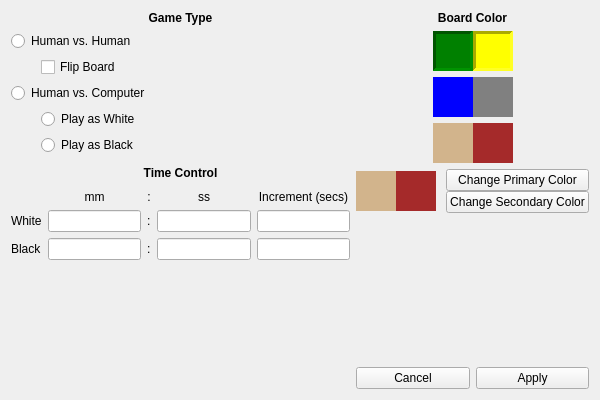
Qt form settings.ui (ben-ralston/Chess) before a commit.
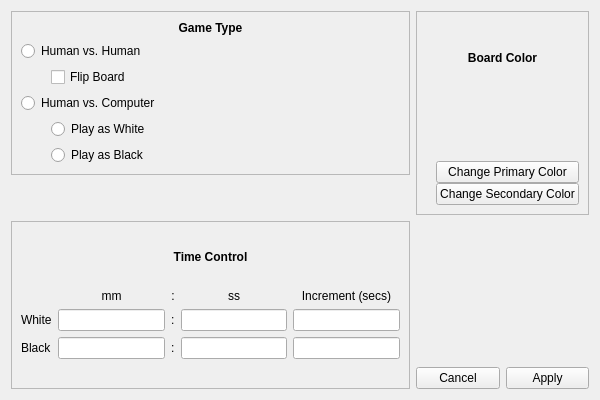
The same form after that commit.

Commit message: Finish and integrate settings page

The edit to the form file:
```diff
--- a/settings.ui
+++ b/settings.ui
@@ -26,8 +26,31 @@
    <string>Settings</string>
   </property>
   <layout class="QGridLayout" name="gridLayout_3">
-   <item row="2" column="0" rowspan="3">
-    <layout class="QGridLayout" name="gridLayout">
+   <item row="2" column="0" rowspan="2">
+    <widget class="QFrame" name="timeControlFrame">
+     <property name="frameShape">
+      <enum>QFrame::StyledPanel</enum>
+     </property>
+     <property name="frameShadow">
+      <enum>QFrame::Raised</enum>
+     </property>
+     <layout class="QVBoxLayout" name="verticalLayout">
+      <item>
+       <widget class="QLabel" name="timeControlLabel">
+        <property name="styleSheet">
+         <string notr="true">color: black;
+font-weight: bold;</string>
+        </property>
+        <property name="text">
+         <string>Time Control</string>
+        </property>
+        <property name="alignment">
+         <set>Qt::AlignCenter</set>
+        </property>
+       </widget>
+      </item>
+      <item>
+       <layout class="QGridLayout" name="timeControlGrid">
      <item row="2" column="0">
       <widget class="QLabel" name="label_2">
        <property name="text">
@@ -53,13 +76,20 @@
       </widget>
      </item>
      <item row="1" column="4">
-      <widget class="QLineEdit" name="lineEdit_5"/>
+         <widget class="QLineEdit" name="whiteIncrement"/>
      </item>
      <item row="1" column="1">
-      <widget class="QLineEdit" name="lineEdit"/>
+         <widget class="QLineEdit" name="whiteMinutes">
+          <property name="dragEnabled">
+           <bool>false</bool>
+          </property>
+          <property name="readOnly">
+           <bool>false</bool>
+          </property>
+         </widget>
      </item>
      <item row="1" column="3">
-      <widget class="QLineEdit" name="lineEdit_3"/>
+         <widget class="QLineEdit" name="whiteSeconds"/>
      </item>
      <item row="0" column="3">
       <widget class="QLabel" name="label_7">
@@ -89,10 +119,10 @@
       </widget>
      </item>
      <item row="2" column="1">
-      <widget class="QLineEdit" name="lineEdit_2"/>
+         <widget class="QLineEdit" name="blackMinutes"/>
      </item>
      <item row="2" column="3">
-      <widget class="QLineEdit" name="lineEdit_4"/>
+         <widget class="QLineEdit" name="blackSeconds"/>
      </item>
      <item row="0" column="1">
       <widget class="QLabel" name="label_3">
@@ -105,7 +135,7 @@
       </widget>
      </item>
      <item row="2" column="4">
-      <widget class="QLineEdit" name="lineEdit_6"/>
+         <widget class="QLineEdit" name="blackIncrement"/>
      </item>
      <item row="2" column="2">
       <widget class="QLabel" name="label_5">
@@ -114,36 +144,174 @@
        </property>
       </widget>
      </item>
-     <item row="3" column="3">
-      <spacer name="verticalSpacer">
+       </layout>
+      </item>
+      <item>
+       <spacer name="verticalSpacer_3">
        <property name="orientation">
         <enum>Qt::Vertical</enum>
        </property>
+        <property name="sizeType">
+         <enum>QSizePolicy::Fixed</enum>
+        </property>
        <property name="sizeHint" stdset="0">
         <size>
          <width>20</width>
-         <height>40</height>
+          <height>20</height>
         </size>
        </property>
       </spacer>
      </item>
     </layout>
-   </item>
-   <item row="1" column="0">
-    <widget class="QLabel" name="label_11">
-     <property name="styleSheet">
-      <string notr="true">color: black;
-font-weight: bold;</string>
-     </property>
-     <property name="text">
-      <string>Time Control</string>
-     </property>
-     <property name="alignment">
-      <set>Qt::AlignCenter</set>
-     </property>
     </widget>
    </item>
    <item row="3" column="1">
+    <layout class="QHBoxLayout" name="horizontalLayout_7">
+     <item>
+      <widget class="QPushButton" name="cancelButton">
+       <property name="text">
+        <string>Cancel</string>
+       </property>
+      </widget>
+     </item>
+     <item>
+      <widget class="QPushButton" name="applyButton">
+       <property name="text">
+        <string>Apply</string>
+       </property>
+      </widget>
+     </item>
+    </layout>
+   </item>
+   <item row="0" column="0">
+    <widget class="QFrame" name="gameTypeFrame">
+     <property name="frameShape">
+      <enum>QFrame::StyledPanel</enum>
+     </property>
+     <property name="frameShadow">
+      <enum>QFrame::Raised</enum>
+     </property>
+     <property name="lineWidth">
+      <number>1</number>
+     </property>
+     <property name="midLineWidth">
+      <number>0</number>
+     </property>
+     <layout class="QVBoxLayout" name="verticalLayout_5">
+      <item>
+       <widget class="QLabel" name="gameTypeLabel">
+        <property name="styleSheet">
+         <string notr="true">color: black;
+font-weight: bold;</string>
+        </property>
+        <property name="text">
+         <string>Game Type</string>
+        </property>
+        <property name="alignment">
+         <set>Qt::AlignCenter</set>
+        </property>
+       </widget>
+      </item>
+      <item>
+       <widget class="QRadioButton" name="HvHButton">
+        <property name="text">
+         <string>Human vs. Human</string>
+        </property>
+        <property name="autoExclusive">
+         <bool>true</bool>
+        </property>
+       </widget>
+      </item>
+      <item>
+       <layout class="QHBoxLayout" name="flipBoardHBox">
+        <item>
+         <spacer name="horizontalSpacer_2">
+          <property name="orientation">
+           <enum>Qt::Horizontal</enum>
+          </property>
+          <property name="sizeType">
+           <enum>QSizePolicy::Fixed</enum>
+          </property>
+          <property name="sizeHint" stdset="0">
+           <size>
+            <width>30</width>
+            <height>20</height>
+           </size>
+          </property>
+         </spacer>
+        </item>
+        <item>
+         <widget class="QCheckBox" name="flipBoardCheckBox">
+          <property name="text">
+           <string>Flip Board</string>
+          </property>
+         </widget>
+        </item>
+       </layout>
+      </item>
+      <item>
+       <widget class="QRadioButton" name="HvCButton">
+        <property name="text">
+         <string>Human vs. Computer</string>
+        </property>
+        <property name="checkable">
+         <bool>true</bool>
+        </property>
+        <property name="checked">
+         <bool>false</bool>
+        </property>
+        <property name="autoRepeat">
+         <bool>false</bool>
+        </property>
+        <property name="autoExclusive">
+         <bool>true</bool>
+        </property>
+       </widget>
+      </item>
+      <item>
+       <layout class="QGridLayout" name="startingColorGrid">
+        <item row="0" column="1">
+         <widget class="QRadioButton" name="startWhiteButton">
+          <property name="text">
+           <string>Play as White</string>
+          </property>
+          <property name="autoExclusive">
+           <bool>false</bool>
+          </property>
+         </widget>
+        </item>
+        <item row="0" column="0">
+         <spacer name="horizontalSpacer">
+          <property name="orientation">
+           <enum>Qt::Horizontal</enum>
+          </property>
+          <property name="sizeType">
+           <enum>QSizePolicy::Fixed</enum>
+          </property>
+          <property name="sizeHint" stdset="0">
+           <size>
+            <width>30</width>
+            <height>20</height>
+           </size>
+          </property>
+         </spacer>
+        </item>
+        <item row="1" column="1">
+         <widget class="QRadioButton" name="startBlackButton">
+          <property name="text">
+           <string>Play as Black</string>
+          </property>
+          <property name="autoExclusive">
+           <bool>false</bool>
+          </property>
+         </widget>
+        </item>
+       </layout>
+      </item>
+     </layout>
+    </widget>
+   </item>
+   <item row="2" column="1">
     <spacer name="verticalSpacer_2">
      <property name="orientation">
       <enum>Qt::Vertical</enum>
@@ -156,10 +324,33 @@
      </property>
     </spacer>
    </item>
-   <item row="0" column="1" rowspan="3">
-    <layout class="QVBoxLayout" name="verticalLayout_2">
+   <item row="1" column="0">
+    <spacer name="verticalSpacer">
+     <property name="orientation">
+      <enum>Qt::Vertical</enum>
+     </property>
+     <property name="sizeType">
+      <enum>QSizePolicy::Fixed</enum>
+     </property>
+     <property name="sizeHint" stdset="0">
+      <size>
+       <width>20</width>
+       <height>40</height>
+      </size>
+     </property>
+    </spacer>
+   </item>
+   <item row="0" column="1" rowspan="2">
+    <widget class="QFrame" name="boardColorFrame">
+     <property name="frameShape">
+      <enum>QFrame::StyledPanel</enum>
+     </property>
+     <property name="frameShadow">
+      <enum>QFrame::Raised</enum>
+     </property>
+     <layout class="QVBoxLayout" name="verticalLayout_6">
      <item>
-      <widget class="QLabel" name="label_9">
+       <widget class="QLabel" name="boardColorLabel">
        <property name="styleSheet">
         <string notr="true">color: black;
 font-weight: bold;</string>
@@ -173,7 +364,7 @@
       </widget>
      </item>
      <item>
-      <layout class="QHBoxLayout" name="horizontalLayout_3">
+       <layout class="QHBoxLayout" name="boardColorHBox1">
        <property name="spacing">
         <number>0</number>
        </property>
@@ -190,68 +381,6 @@
          </property>
         </spacer>
        </item>
-       <item>
-        <widget class="QFrame" name="frame_2">
-         <property name="sizePolicy">
-          <sizepolicy hsizetype="Fixed" vsizetype="Fixed">
-           <horstretch>0</horstretch>
-           <verstretch>0</verstretch>
-          </sizepolicy>
-         </property>
-         <property name="minimumSize">
-          <size>
-           <width>40</width>
-           <height>40</height>
-          </size>
-         </property>
-         <property name="styleSheet">
-          <string notr="true">background-color: green;</string>
-         </property>
-         <property name="frameShape">
-          <enum>QFrame::Panel</enum>
-         </property>
-         <property name="frameShadow">
-          <enum>QFrame::Sunken</enum>
-         </property>
-         <property name="lineWidth">
-          <number>3</number>
-         </property>
-         <property name="midLineWidth">
-          <number>2</number>
-         </property>
-        </widget>
-       </item>
-       <item>
-        <widget class="QFrame" name="frame">
-         <property name="sizePolicy">
-          <sizepolicy hsizetype="Fixed" vsizetype="Fixed">
-           <horstretch>0</horstretch>
-           <verstretch>0</verstretch>
-          </sizepolicy>
-         </property>
-         <property name="minimumSize">
-          <size>
-           <width>40</width>
-           <height>40</height>
-          </size>
-         </property>
-         <property name="styleSheet">
-          <string notr="true">background-color: yellow;</string>
-         </property>
-         <property name="frameShape">
-          <enum>QFrame::Panel</enum>
-         </property>
-         <property name="frameShadow">
-          <enum>QFrame::Sunken</enum>
-         </property>
-         <property name="lineWidth">
-          <number>3</number>
-         </property>
-         <property name="midLineWidth">
-          <number>2</number>
-         </property>
-        </widget>
-       </item>
        <item>
         <spacer name="horizontalSpacer_4">
          <property name="orientation">
@@ -268,7 +397,7 @@
       </layout>
      </item>
      <item>
-      <layout class="QHBoxLayout" name="horizontalLayout_4">
+       <layout class="QHBoxLayout" name="boardColorHBox2">
        <property name="spacing">
         <number>0</number>
        </property>
@@ -285,56 +414,6 @@
          </property>
         </spacer>
        </item>
-       <item>
-        <widget class="QFrame" name="frame_3">
-         <property name="sizePolicy">
-          <sizepolicy hsizetype="Fixed" vsizetype="Fixed">
-           <horstretch>0</horstretch>
-           <verstretch>0</verstretch>
-          </sizepolicy>
-         </property>
-         <property name="minimumSize">
-          <size>
-           <width>40</width>
-           <height>40</height>
-          </size>
-         </property>
-         <property name="styleSheet">
-          <string notr="true">background-color: blue;</string>
-         </property>
-         <property name="frameShape">
-          <enum>QFrame::NoFrame</enum>
-         </property>
-         <property name="frameShadow">
-          <enum>QFrame::Raised</enum>
-         </property>
-        </widget>
-       </item>
-       <item>
-        <widget class="QFrame" name="frame_4">
-         <property name="sizePolicy">
-          <sizepolicy hsizetype="Fixed" vsizetype="Fixed">
-           <horstretch>0</horstretch>
-           <verstretch>0</verstretch>
-          </sizepolicy>
-         </property>
-         <property name="minimumSize">
-          <size>
-           <width>40</width>
-           <height>40</height>
-          </size>
-         </property>
-         <property name="styleSheet">
-          <string notr="true">background-color: grey;</string>
-         </property>
-         <property name="frameShape">
-          <enum>QFrame::NoFrame</enum>
-         </property>
-         <property name="frameShadow">
-          <enum>QFrame::Raised</enum>
-         </property>
-        </widget>
-       </item>
        <item>
         <spacer name="horizontalSpacer_6">
          <property name="orientation">
@@ -351,7 +430,7 @@
       </layout>
      </item>
      <item>
-      <layout class="QHBoxLayout" name="horizontalLayout_5">
+       <layout class="QHBoxLayout" name="boardColorHBox3">
        <property name="spacing">
         <number>0</number>
        </property>
@@ -368,56 +447,6 @@
          </property>
         </spacer>
        </item>
-       <item>
-        <widget class="QFrame" name="frame_5">
-         <property name="sizePolicy">
-          <sizepolicy hsizetype="Fixed" vsizetype="Fixed">
-           <horstretch>0</horstretch>
-           <verstretch>0</verstretch>
-          </sizepolicy>
-         </property>
-         <property name="minimumSize">
-          <size>
-           <width>40</width>
-           <height>40</height>
-          </size>
-         </property>
-         <property name="styleSheet">
-          <string notr="true">background-color: tan;</string>
-         </property>
-         <property name="frameShape">
-          <enum>QFrame::NoFrame</enum>
-         </property>
-         <property name="frameShadow">
-          <enum>QFrame::Raised</enum>
-         </property>
-        </widget>
-       </item>
-       <item>
-        <widget class="QFrame" name="frame_6">
-         <property name="sizePolicy">
-          <sizepolicy hsizetype="Fixed" vsizetype="Fixed">
-           <horstretch>0</horstretch>
-           <verstretch>0</verstretch>
-          </sizepolicy>
-         </property>
-         <property name="minimumSize">
-          <size>
-           <width>40</width>
-           <height>40</height>
-          </size>
-         </property>
-         <property name="styleSheet">
-          <string notr="true">background-color: brown;</string>
-         </property>
-         <property name="frameShape">
-          <enum>QFrame::NoFrame</enum>
-         </property>
-         <property name="frameShadow">
-          <enum>QFrame::Raised</enum>
-         </property>
-        </widget>
-       </item>
        <item>
         <spacer name="horizontalSpacer_8">
          <property name="orientation">
@@ -434,60 +463,10 @@
       </layout>
      </item>
      <item>
-      <layout class="QHBoxLayout" name="horizontalLayout_6">
+       <layout class="QHBoxLayout" name="boardColorHBox4">
        <property name="spacing">
         <number>0</number>
        </property>
-       <item>
-        <widget class="QFrame" name="frame_7">
-         <property name="sizePolicy">
-          <sizepolicy hsizetype="Fixed" vsizetype="Fixed">
-           <horstretch>0</horstretch>
-           <verstretch>0</verstretch>
-          </sizepolicy>
-         </property>
-         <property name="minimumSize">
-          <size>
-           <width>40</width>
-           <height>40</height>
-          </size>
-         </property>
-         <property name="styleSheet">
-          <string notr="true">background-color: tan;</string>
-         </property>
-         <property name="frameShape">
-          <enum>QFrame::NoFrame</enum>
-         </property>
-         <property name="frameShadow">
-          <enum>QFrame::Raised</enum>
-         </property>
-        </widget>
-       </item>
-       <item>
-        <widget class="QFrame" name="frame_8">
-         <property name="sizePolicy">
-          <sizepolicy hsizetype="Fixed" vsizetype="Fixed">
-           <horstretch>0</horstretch>
-           <verstretch>0</verstretch>
-          </sizepolicy>
-         </property>
-         <property name="minimumSize">
-          <size>
-           <width>40</width>
-           <height>40</height>
-          </size>
-         </property>
-         <property name="styleSheet">
-          <string notr="true">background-color: brown;</string>
-         </property>
-         <property name="frameShape">
-          <enum>QFrame::NoFrame</enum>
-         </property>
-         <property name="frameShadow">
-          <enum>QFrame::Raised</enum>
-         </property>
-        </widget>
-       </item>
        <item>
         <spacer name="horizontalSpacer_9">
          <property name="orientation">
@@ -525,117 +504,7 @@
       </layout>
      </item>
     </layout>
-   </item>
-   <item row="4" column="1">
-    <layout class="QHBoxLayout" name="horizontalLayout_7">
-     <item>
-      <widget class="QPushButton" name="pushButton_3">
-       <property name="text">
-        <string>Cancel</string>
-       </property>
-      </widget>
-     </item>
-     <item>
-      <widget class="QPushButton" name="pushButton_4">
-       <property name="text">
-        <string>Apply</string>
-       </property>
-      </widget>
-     </item>
-    </layout>
-   </item>
-   <item row="0" column="0">
-    <layout class="QVBoxLayout" name="verticalLayout">
-     <item>
-      <widget class="QLabel" name="label_10">
-       <property name="styleSheet">
-        <string notr="true">color: black;
-font-weight: bold;</string>
-       </property>
-       <property name="text">
-        <string>Game Type</string>
-       </property>
-       <property name="alignment">
-        <set>Qt::AlignCenter</set>
-       </property>
-      </widget>
-     </item>
-     <item>
-      <widget class="QRadioButton" name="radioButton">
-       <property name="text">
-        <string>Human vs. Human</string>
-       </property>
-      </widget>
-     </item>
-     <item>
-      <layout class="QHBoxLayout" name="horizontalLayout_2">
-       <item>
-        <spacer name="horizontalSpacer_2">
-         <property name="orientation">
-          <enum>Qt::Horizontal</enum>
-         </property>
-         <property name="sizeType">
-          <enum>QSizePolicy::Fixed</enum>
-         </property>
-         <property name="sizeHint" stdset="0">
-          <size>
-           <width>30</width>
-           <height>20</height>
-          </size>
-         </property>
-        </spacer>
-       </item>
-       <item>
-        <widget class="QCheckBox" name="checkBox">
-         <property name="text">
-          <string>Flip Board</string>
-         </property>
-        </widget>
-       </item>
-      </layout>
-     </item>
-     <item>
-      <widget class="QRadioButton" name="radioButton_2">
-       <property name="text">
-        <string>Human vs. Computer</string>
-       </property>
-      </widget>
-     </item>
-     <item>
-      <layout class="QGridLayout" name="gridLayout_2">
-       <item row="0" column="1">
-        <widget class="QRadioButton" name="radioButton_3">
-         <property name="text">
-          <string>Play as White</string>
-         </property>
-        </widget>
-       </item>
-       <item row="0" column="0">
-        <spacer name="horizontalSpacer">
-         <property name="orientation">
-          <enum>Qt::Horizontal</enum>
-         </property>
-         <property name="sizeType">
-          <enum>QSizePolicy::Fixed</enum>
-         </property>
-         <property name="sizeHint" stdset="0">
-          <size>
-           <width>30</width>
-           <height>20</height>
-          </size>
-         </property>
-        </spacer>
-       </item>
-       <item row="1" column="1">
-        <widget class="QRadioButton" name="radioButton_4">
-         <property name="text">
-          <string>Play as Black</string>
-         </property>
-        </widget>
-       </item>
-      </layout>
-     </item>
-    </layout>
+    </widget>
    </item>
   </layout>
  </widget>
```
Left out of the diff: 6 changed lines with no effect on the pictures. Lines whose indentation alone changed are shown as unchanged. The commit also changes 11 other files.
